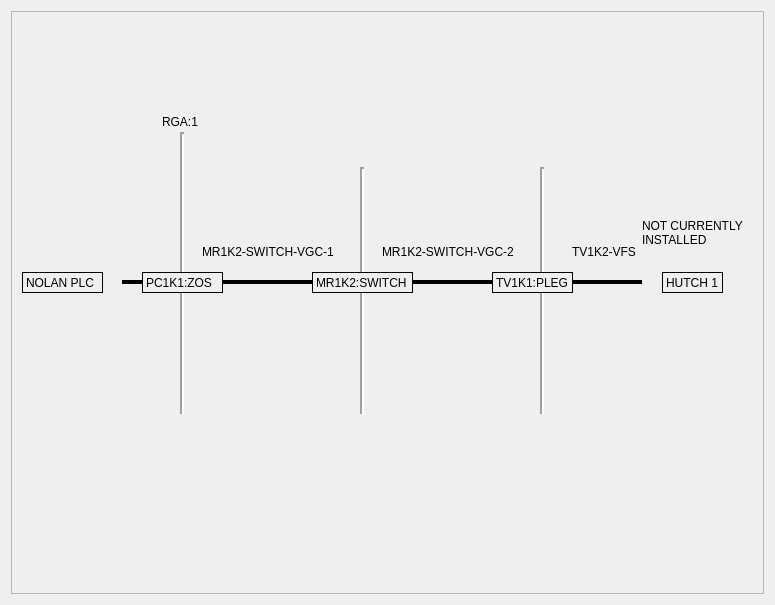
Old version of the form screens/rixFeeVac.ui in the repository pcdshub/lcls-pydm-vacuum.
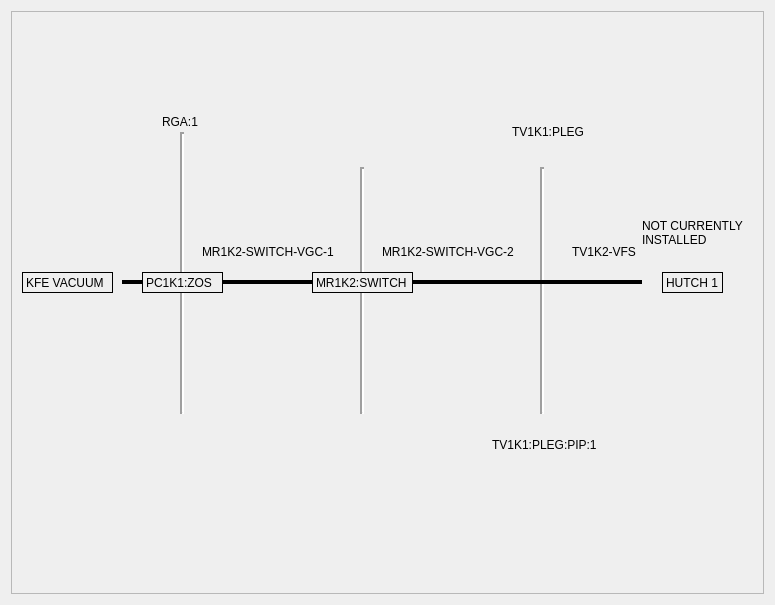
New version of the form. Custom widgets are drawn as their Qt base class.

Commit message: STY: minor style changes

Patch:
```diff
--- a/screens/rixFeeVac.ui
+++ b/screens/rixFeeVac.ui
@@ -578,7 +578,7 @@
            <x>520</x>
            <y>155</y>
            <width>20</width>
-           <height>110</height>
+           <height>120</height>
           </rect>
          </property>
          <property name="lineWidth">
@@ -588,28 +588,6 @@
           <enum>Qt::Vertical</enum>
          </property>
         </widget>
-        <widget class="QLabel" name="TV1L0_3">
-         <property name="geometry">
-          <rect>
-           <x>480</x>
-           <y>260</y>
-           <width>81</width>
-           <height>21</height>
-          </rect>
-         </property>
-         <property name="autoFillBackground">
-          <bool>true</bool>
-         </property>
-         <property name="frameShape">
-          <enum>QFrame::Box</enum>
-         </property>
-         <property name="frameShadow">
-          <enum>QFrame::Plain</enum>
-         </property>
-         <property name="text">
-          <string>TV1K1:PLEG</string>
-         </property>
-        </widget>
         <widget class="Line" name="line_8">
          <property name="geometry">
           <rect>
@@ -744,7 +722,7 @@
           <rect>
            <x>10</x>
            <y>260</y>
-           <width>81</width>
+           <width>91</width>
            <height>21</height>
           </rect>
          </property>
@@ -758,39 +736,7 @@
           <enum>QFrame::Plain</enum>
          </property>
          <property name="text">
-          <string>NOLAN PLC</string>
-         </property>
-        </widget>
-        <widget class="PyDMDrawingTriangle" name="PyDMDrawingTriangle">
-         <property name="geometry">
-          <rect>
-           <x>100</x>
-           <y>260</y>
-           <width>21</width>
-           <height>21</height>
-          </rect>
-         </property>
-         <property name="toolTip">
-          <string/>
-         </property>
-         <property name="rotation" stdset="0">
-          <double>45.000000000000000</double>
-         </property>
-        </widget>
-        <widget class="PyDMDrawingTriangle" name="PyDMDrawingTriangle_2">
-         <property name="geometry">
-          <rect>
-           <x>620</x>
-           <y>260</y>
-           <width>21</width>
-           <height>21</height>
-          </rect>
-         </property>
-         <property name="toolTip">
-          <string/>
-         </property>
-         <property name="rotation" stdset="0">
-          <double>-135.000000000000000</double>
+          <string>KFE VACUUM</string>
          </property>
         </widget>
         <widget class="QLabel" name="TV1L0_6">
@@ -983,6 +929,62 @@
           <string>RGA:1</string>
          </property>
         </widget>
+        <widget class="QLabel" name="label_6">
+         <property name="geometry">
+          <rect>
+           <x>500</x>
+           <y>110</y>
+           <width>101</width>
+           <height>20</height>
+          </rect>
+         </property>
+         <property name="text">
+          <string>TV1K1:PLEG</string>
+         </property>
+        </widget>
+        <widget class="QLabel" name="label_7">
+         <property name="geometry">
+          <rect>
+           <x>480</x>
+           <y>423</y>
+           <width>111</width>
+           <height>20</height>
+          </rect>
+         </property>
+         <property name="text">
+          <string>TV1K1:PLEG:PIP:1</string>
+         </property>
+        </widget>
+        <zorder>line_7</zorder>
+        <zorder>line_4</zorder>
+        <zorder>line</zorder>
+        <zorder>label_2</zorder>
+        <zorder>PyDMEmbeddedDisplay_16</zorder>
+        <zorder>line_6</zorder>
+        <zorder>RTDSL0_PIP_2</zorder>
+        <zorder>line_3</zorder>
+        <zorder>TV1L0_2</zorder>
+        <zorder>IM1L0_XTES_VGC_2</zorder>
+        <zorder>RTDSL0_PIP_3</zorder>
+        <zorder>line_8</zorder>
+        <zorder>RTDSL0_PIP_4</zorder>
+        <zorder>line_9</zorder>
+        <zorder>PyDMEmbeddedDisplay_18</zorder>
+        <zorder>TV1L0_4</zorder>
+        <zorder>IM1L0_XTES_VGC_4</zorder>
+        <zorder>TV1L0_5</zorder>
+        <zorder>TV1L0_6</zorder>
+        <zorder>label_3</zorder>
+        <zorder>label_4</zorder>
+        <zorder>FastShutter</zorder>
+        <zorder>PyDMDrawingRectangle_2</zorder>
+        <zorder>label_33</zorder>
+        <zorder>PyDMEmbeddedDisplay_19</zorder>
+        <zorder>PyDMEmbeddedDisplay_20</zorder>
+        <zorder>RGA</zorder>
+        <zorder>label_5</zorder>
+        <zorder>label_6</zorder>
+        <zorder>label_7</zorder>
        </widget>
       </widget>
      </item>
@@ -996,11 +998,6 @@
    <extends>QWidget</extends>
    <header>pydm.widgets.drawing</header>
   </customwidget>
-  <customwidget>
-   <class>PyDMDrawingTriangle</class>
-   <extends>QWidget</extends>
-   <header>pydm.widgets.drawing</header>
-  </customwidget>
   <customwidget>
    <class>PyDMEmbeddedDisplay</class>
    <extends>QFrame</extends>
```
Left out of the diff: 19 changed lines with no effect on the pictures.
